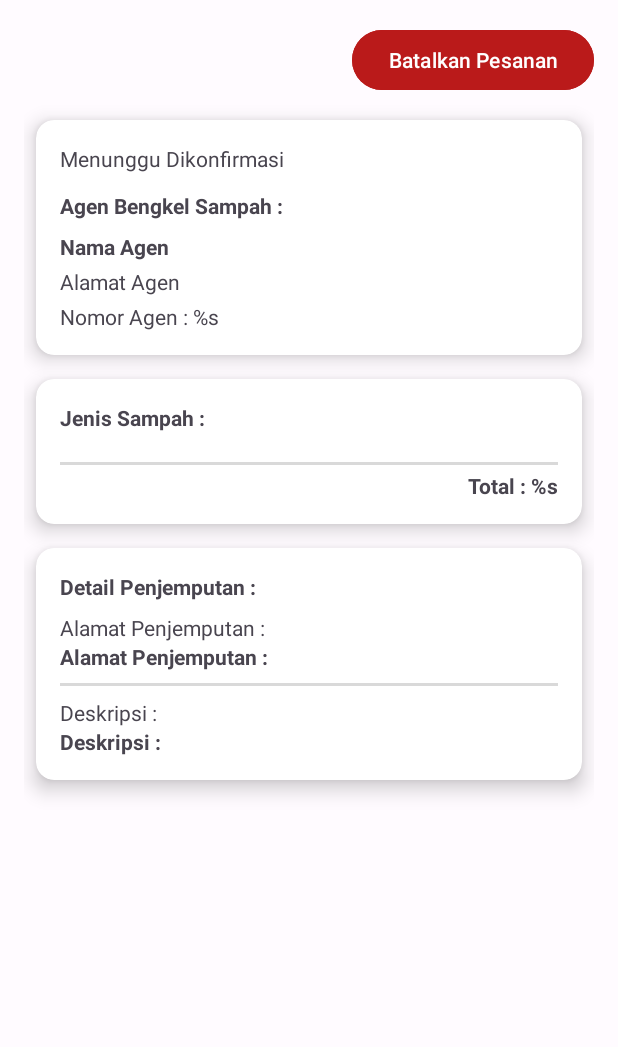
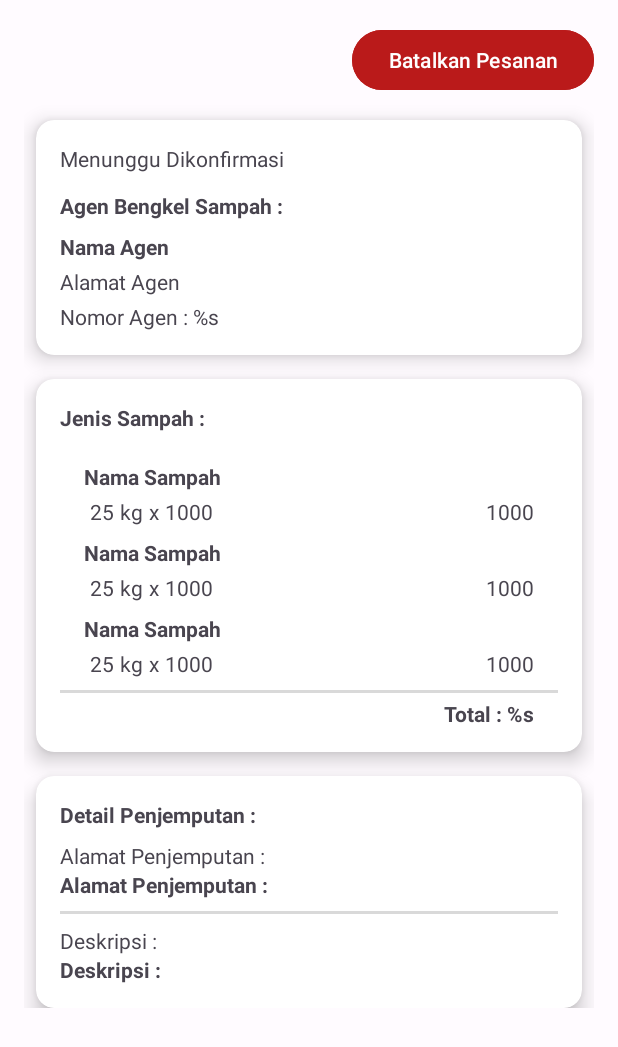
Before and after one commit to ddenfi/CP-ME-2-BengkelSampah, an Android app: the layout activity_history_detail.xml on its own in the app's theme, with its tools: preview values and no code run, on a phone screen of 412 x 824 dp. Shown: the top 1047 px of the screen. Run offline under Robolectric (Android 15) with nearby library versions, the light colour scheme and no system bars.

Commit message:
feat(history-detail): add item list for waste sold

```diff
--- a/app/src/main/res/layout/activity_history_detail.xml
+++ b/app/src/main/res/layout/activity_history_detail.xml
@@ -1,12 +1,16 @@
 <?xml version="1.0" encoding="utf-8"?>
-<androidx.appcompat.widget.LinearLayoutCompat xmlns:android="http://schemas.android.com/apk/res/android"
+<androidx.core.widget.NestedScrollView xmlns:android="http://schemas.android.com/apk/res/android"
     xmlns:app="http://schemas.android.com/apk/res-auto"
     xmlns:tools="http://schemas.android.com/tools"
     android:layout_width="match_parent"
     android:layout_height="match_parent"
+    tools:context=".ui.history.HistoryDetailActivity">
+
+    <androidx.appcompat.widget.LinearLayoutCompat
+        android:layout_width="match_parent"
+        android:layout_height="match_parent"
         android:orientation="vertical"
-    android:padding="16dp"
-    tools:context=".ui.history.HistoryDetailActivity">
+        android:padding="16dp">
 
         <Button
             android:id="@+id/btn_cancel_order"
@@ -94,7 +98,8 @@
                     android:id="@+id/rv_waste_sold"
                     android:layout_width="match_parent"
                     android:layout_height="wrap_content"
-                android:layout_marginTop="16sp" />
+                    android:layout_marginTop="16sp"
+                    tools:listitem="@layout/item_waste_sold" />
 
                 <View
                     android:layout_width="wrap_content"
@@ -108,6 +113,7 @@
                     android:layout_height="wrap_content"
                     android:layout_gravity="end"
                     android:layout_marginTop="4dp"
+                    android:layout_marginEnd="16dp"
                     android:textStyle="bold"
                     tools:text="@string/total_detail_history" />
             </androidx.appcompat.widget.LinearLayoutCompat>
@@ -168,3 +174,4 @@
             </androidx.appcompat.widget.LinearLayoutCompat>
         </androidx.cardview.widget.CardView>
     </androidx.appcompat.widget.LinearLayoutCompat>
+</androidx.core.widget.NestedScrollView>
--- /dev/null
+++ b/app/src/main/res/layout/item_waste_sold.xml
@@ -0,0 +1,72 @@
+<?xml version="1.0" encoding="utf-8"?>
+<androidx.appcompat.widget.LinearLayoutCompat xmlns:android="http://schemas.android.com/apk/res/android"
+    android:layout_width="match_parent"
+    android:layout_height="wrap_content"
+    android:paddingStart="16dp"
+    android:paddingTop="4dp"
+    android:paddingEnd="16dp"
+    android:paddingBottom="4dp">
+
+    <androidx.appcompat.widget.LinearLayoutCompat
+        android:layout_width="0dp"
+        android:layout_height="wrap_content"
+        android:layout_weight="0.7"
+        android:orientation="vertical">
+
+        <TextView
+            android:id="@+id/tv_waste_name"
+            android:layout_width="wrap_content"
+            android:layout_height="wrap_content"
+            android:text="@string/waste_name"
+            android:textStyle="bold" />
+
+        <androidx.appcompat.widget.LinearLayoutCompat
+            android:layout_width="wrap_content"
+            android:layout_height="wrap_content"
+            android:layout_marginStart="4dp"
+            android:layout_marginTop="4dp"
+            android:orientation="horizontal">
+
+            <TextView
+                android:id="@+id/tv_waste_amount"
+                android:layout_width="wrap_content"
+                android:layout_height="wrap_content"
+                android:text="@string/waste_amount" />
+
+            <TextView
+                android:id="@+id/tv_waste_unit"
+                android:layout_width="wrap_content"
+                android:layout_height="wrap_content"
+                android:layout_marginStart="4dp"
+                android:text="@string/waste_unit" />
+
+            <TextView
+                android:layout_width="wrap_content"
+                android:layout_height="wrap_content"
+                android:layout_marginStart="4dp"
+                android:text="@string/multiplication" />
+
+            <TextView
+                android:id="@+id/tv_waste_price_per_unit"
+                android:layout_width="wrap_content"
+                android:layout_height="wrap_content"
+                android:layout_marginStart="4dp"
+                android:text="@string/waste_price" />
+        </androidx.appcompat.widget.LinearLayoutCompat>
+    </androidx.appcompat.widget.LinearLayoutCompat>
+
+    <androidx.appcompat.widget.LinearLayoutCompat
+        android:layout_width="0dp"
+        android:layout_height="match_parent"
+        android:layout_weight="0.3"
+        android:gravity="end">
+
+        <TextView
+            android:id="@+id/tv_waste_price"
+            android:layout_width="wrap_content"
+            android:layout_height="wrap_content"
+            android:layout_gravity="bottom"
+            android:text="@string/waste_price" />
+    </androidx.appcompat.widget.LinearLayoutCompat>
+
+</androidx.appcompat.widget.LinearLayoutCompat>
```
Lines whose indentation alone changed are shown as unchanged.
